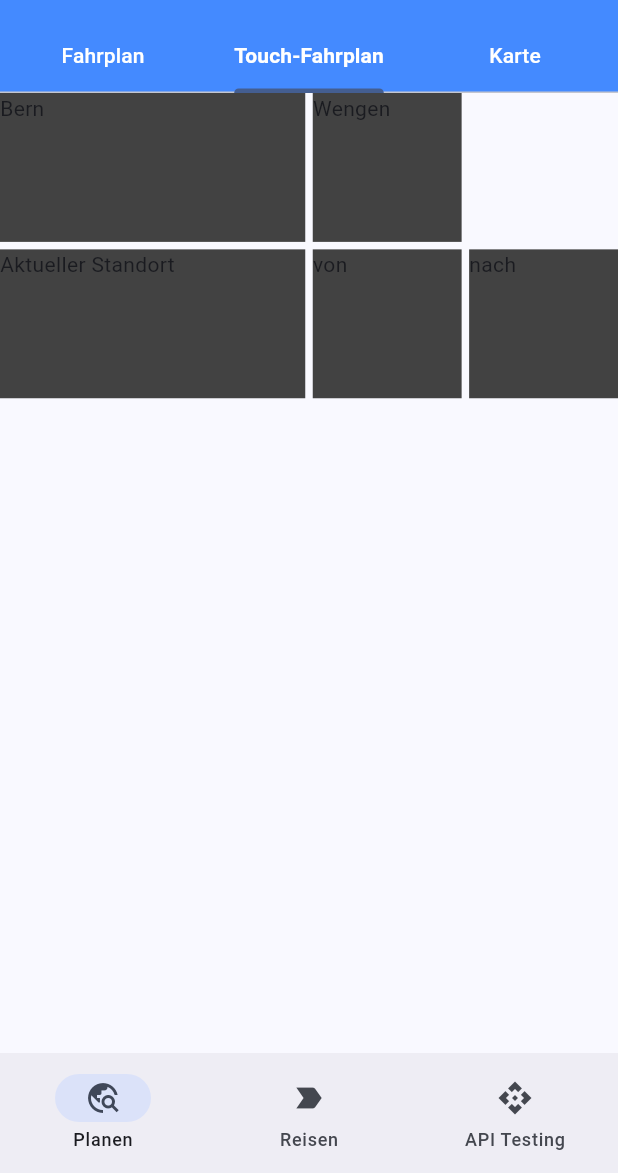
After one commit to Wii42/swissTransport, a Flutter app: the screen it shows after launch, tab 2 chosen, on a phone screen of 412 x 824 dp, the part 63-1236 px from its top. The commit adds this screen. Run offline on Flutter 3.47's test engine with Material 3 defaults, Android fonts, the phone set to English and light mode, and no system bars; our stand-ins replace flutter_map, geolocator, go_router, latlong2, shared_preferences; missing offline and left inert: flutter_map_animations; network calls fail.

Commit message:
first implementation of Touch-Fahrplan

```diff
--- a/lib/main.dart
+++ b/lib/main.dart
@@ -92,7 +92,7 @@ class MyApp extends StatelessWidget {
         backgroundColor: primary,
         foregroundColor: Colors.white,
       ),
-      tabBarTheme: TabBarTheme(
+      tabBarTheme: TabBarThemeData(
         labelColor: Colors.white,
         unselectedLabelColor: Colors.white,
         labelStyle: TextStyle(fontWeight: FontWeight.bold),
--- a/lib/ui/connections_form_skeleton.dart
+++ b/lib/ui/connections_form_skeleton.dart
@@ -1,8 +1,8 @@
 import 'package:flutter/material.dart';
 import 'package:sbb/transport_api/helper/date_time_helper.dart';
-import 'package:sbb/ui/routes.dart';
 import 'package:sbb/transport_api/transport_api.dart';
 import 'package:sbb/transport_api/transport_objects/connections.dart';
+import 'package:sbb/ui/routes.dart';
 
 import '../generic_ui_elements/two_options_toggle_form_field.dart';
 import '../helper/time_format.dart';
@@ -114,7 +114,7 @@ abstract class ConnectionsFormSkeletonState<T extends ConnectionsFormSkeleton>
     );
   }
 
-  String? validateStationForm(value) {
+  String? validateStationForm(String? value) {
     if (value == null || value.isEmpty) {
       return 'Bitte eine Station eingeben';
     }
--- a/lib/ui/schedule_page.dart
+++ b/lib/ui/schedule_page.dart
@@ -1,6 +1,6 @@
 import 'package:flutter/material.dart';
 import 'package:sbb/ui/routes.dart';
-import 'package:sbb/ui/tab_body.dart';
+import 'package:sbb/ui/touch_fahrplan_page.dart';
 
 import 'custom_navigator_page.dart';
 import 'custom_tabs_page.dart';
@@ -15,10 +15,7 @@ class SchedulePage extends CustomTabsPage {
           icon: Icons.travel_explore,
           tabs: const [
             FahrplanPage(),
-            TabBody(
-              title: 'Touch-Fahrplan',
-              body: Center(child: Text('Touch-Fahrplan')),
-            ),
+            TouchFahrplanPage(),
             MapPage(),
           ],
         );
--- /dev/null
+++ b/lib/ui/touch_fahrplan_page.dart
@@ -0,0 +1,177 @@
+import 'dart:developer';
+
+import 'package:collection/collection.dart';
+import 'package:flutter/material.dart';
+import 'package:flutter_staggered_grid_view/flutter_staggered_grid_view.dart';
+import 'package:geolocator/geolocator.dart';
+import 'package:sbb/helper/go_subroute_extension.dart';
+import 'package:sbb/location.dart';
+import 'package:sbb/transport_api/enums/transport_vehicles.dart';
+import 'package:sbb/ui/routes.dart';
+
+import '../generic_ui_elements/widget_with_title.dart';
+import '../transport_api/enums/location_type.dart';
+import '../transport_api/transport_api.dart';
+import '../transport_api/transport_objects/connections.dart';
+import '../transport_api/transport_objects/coordinates.dart';
+import '../transport_api/transport_objects/location.dart';
+import '../transport_api/transport_objects/stations.dart';
+
+class TouchFahrplanPage extends StatefulWidget with WidgetWithTitle {
+  const TouchFahrplanPage({super.key});
+
+  @override
+  String get title => 'Touch-Fahrplan';
+
+  @override
+  IconData? get icon => null;
+
+  @override
+  State<TouchFahrplanPage> createState() => _TouchFahrplanPageState();
+}
+
+class _TouchFahrplanPageState extends State<TouchFahrplanPage> {
+  static String currentLocation = "Aktueller Standort";
+  static const String from = "von";
+  static const String to = "nach";
+
+  String? _dragSourceStation;
+
+  @override
+  Widget build(BuildContext context) {
+    double spacing = 5;
+    return Column(
+      children: [
+        stationsGrid([
+          stationTile(stationName: 'Bern', crossAxisCellCount: 2),
+          stationTile(stationName: 'Wengen', crossAxisCellCount: 1)
+        ], spacing: spacing),
+        SizedBox(height: spacing),
+        stationsGrid([
+          stationTile(stationName: currentLocation, crossAxisCellCount: 2),
+          stationTile(stationName: from),
+          stationTile(stationName: to)
+        ], spacing: spacing)
+      ],
+    );
+  }
+
+  StaggeredGridTile stationTile(
+      {required String stationName,
+      int mainAxisCellCount = 1,
+      int crossAxisCellCount = 1}) {
+    return StaggeredGridTile.count(
+      crossAxisCellCount: crossAxisCellCount,
+      mainAxisCellCount: mainAxisCellCount,
+      child: GridTile(
+          child: DragTarget<String>(
+        onAcceptWithDetails: (details) {
+          print("launch connection ${details.data} -> $stationName");
+          showConnections(details.data, stationName);
+        },
+        onWillAcceptWithDetails: (details) => details.data != stationName,
+        builder: (context, candidateData, rejectedData) {
+          bool darken = _dragSourceStation != null &&
+              _dragSourceStation != stationName &&
+              candidateData.isEmpty;
+          return Draggable<String>(
+              maxSimultaneousDrags: _dragSourceStation == null ||
+                      _dragSourceStation != stationName
+                  ? 1
+                  : 0,
+              data: stationName,
+              dragAnchorStrategy: pointerDragAnchorStrategy,
+              onDragStarted: () {
+                if (_dragSourceStation == null) {
+                  setState(() {
+                    _dragSourceStation = stationName;
+                    print("Drag started from $_dragSourceStation");
+                  });
+                }
+              },
+              onDragEnd: (_) {
+                if (_dragSourceStation == stationName) {
+                  setState(() {
+                    print("Drag ended from $_dragSourceStation");
+                    _dragSourceStation = null;
+                  });
+                }
+              },
+              feedback: Center(
+                  child: Icon(Icons.circle, size: 16, color: Colors.blue)),
+              child: Opacity(
+                opacity: darken ? 0.5 : 1.0,
+                child: Container(
+                    color: Colors.grey[800], child: Text(stationName)),
+              ));
+        },
+      )),
+    );
+  }
+
+  StaggeredGrid stationsGrid(List<StaggeredGridTile> stations,
+      {double spacing = 0}) {
+    return StaggeredGrid.count(
+      axisDirection: AxisDirection.down,
+      crossAxisCount: 4,
+      mainAxisSpacing: spacing,
+      crossAxisSpacing: spacing,
+      children: stations,
+    );
+  }
+
+  void showConnections(String from, String to) {
+    Future<Connections> connections = createRequest(from: from, to: to);
+    context.pushSubRoute(Routes.connections.string, extra: connections);
+    //pushRoute(routeName: Routes.connections.string, connections: connections);
+  }
+
+  Future<Connections> createRequest(
+      {required String from, required String to}) async {
+    TransportApi api = const TransportApi();
+    if (from == currentLocation) {
+      String closestStation = await getClosestStationName();
+      log('Closest station as "from": $closestStation');
+      from = closestStation;
+    } else if (to == currentLocation) {
+      String closestStation = await getClosestStationName();
+      log('Closest station as "to": $closestStation');
+      to = closestStation;
+    }
+    String fromKey = _TouchFahrplanPageState.from;
+    String toKey = _TouchFahrplanPageState.to;
+    bool hasEmptyFrom = from == toKey || from == fromKey;
+    bool hasEmptyTo = to == toKey || to == fromKey;
+    if (hasEmptyFrom || hasEmptyTo) {
+      log('Incomplete query: from: $from, to: $to');
+      return Future.value(Connections(
+          connections: [],
+          from: Location(name: hasEmptyFrom ? null : from),
+          to: hasEmptyTo ? null : Location(name: hasEmptyTo ? null : to)));
+    }
+    log('Creating request from: $from to: $to');
+    return api.connections(from: from, to: to, limit: 10);
+  }
+
+  Future<String> getClosestStationName() async {
+    Position position = await determinePosition();
+    log('Position: $position');
+    Stations closeStations = await TransportApi().locations(
+      coordinates: Coordinates(
+        x: position.longitude,
+        y: position.latitude,
+        type: LocationType.station.name,
+      ),
+    );
+    print('Close stations: ${closeStations.stations}');
+    Iterable<Location> stationsWithDistance = closeStations.stations
+        .where((s) => s.distance != null && s.icon != TransportVehicles.none);
+    return stationsWithDistance
+            .sortedByCompare(
+                (s) => s.distance!, (a, b) => a.compareTo(b)) // reverse order
+            .firstOrNull
+            ?.name ??
+        closeStations.stations.firstOrNull?.name ??
+        '';
+  }
+}
```
Also changed, not shown: lib/connections_page/connections_page.dart (+8 -4 lines), lib/connections_page/top_widget.dart (+8 -2 lines), lib/ui/map_page.dart (+101 -65 lines), pubspec.yaml (+11 -9 lines), 1 other file.
